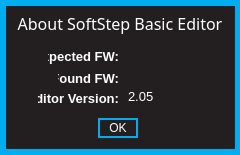
Muse-Kinetics/softstep_editor, file standalone/ezpz/forms/aboutform.ui: the form before one commit.
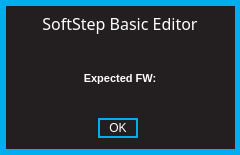
The form after the commit.

What changed in the file:
```diff
--- a/standalone/ezpz/forms/aboutform.ui
+++ b/standalone/ezpz/forms/aboutform.ui
@@ -193,48 +193,26 @@
     <widget class="QLabel" name="label">
      <property name="geometry">
       <rect>
-       <x>40</x>
+       <x>0</x>
        <y>40</y>
-       <width>71</width>
-       <height>16</height>
+       <width>224</width>
+       <height>61</height>
       </rect>
      </property>
      <property name="focusPolicy">
       <enum>Qt::NoFocus</enum>
      </property>
      <property name="styleSheet">
-      <string notr="true">font: bold 10pt;</string>
+      <string notr="true">font: bold 8pt;</string>
      </property>
      <property name="text">
       <string>Expected FW:</string>
      </property>
      <property name="alignment">
-      <set>Qt::AlignRight|Qt::AlignTrailing|Qt::AlignVCenter</set>
+      <set>Qt::AlignCenter</set>
      </property>
     </widget>
-    <widget class="QLabel" name="label_2">
-     <property name="geometry">
-      <rect>
-       <x>50</x>
-       <y>60</y>
-       <width>61</width>
-       <height>20</height>
-      </rect>
-     </property>
-     <property name="focusPolicy">
-      <enum>Qt::NoFocus</enum>
-     </property>
-     <property name="styleSheet">
-      <string notr="true">font: bold 10pt;</string>
-     </property>
-     <property name="text">
-      <string>Found FW:</string>
-     </property>
-     <property name="alignment">
-      <set>Qt::AlignRight|Qt::AlignTrailing|Qt::AlignVCenter</set>
-     </property>
-    </widget>
-    <widget class="QLabel" name="label_3">
+    <widget class="QLabel" name="aboutTitle">
      <property name="geometry">
       <rect>
        <x>0</x>
@@ -260,100 +238,12 @@
 </string>
      </property>
      <property name="text">
-      <string>About SoftStep Basic Editor</string>
+      <string>SoftStep Basic Editor</string>
      </property>
      <property name="alignment">
       <set>Qt::AlignCenter</set>
      </property>
     </widget>
-    <widget class="QLabel" name="expected">
-     <property name="geometry">
-      <rect>
-       <x>120</x>
-       <y>40</y>
-       <width>111</width>
-       <height>16</height>
-      </rect>
-     </property>
-     <property name="focusPolicy">
-      <enum>Qt::NoFocus</enum>
-     </property>
-     <property name="styleSheet">
-      <string notr="true">font: 10pt;</string>
-     </property>
-     <property name="text">
-      <string/>
-     </property>
-     <property name="alignment">
-      <set>Qt::AlignLeading|Qt::AlignLeft|Qt::AlignVCenter</set>
-     </property>
-    </widget>
-    <widget class="QLabel" name="found">
-     <property name="geometry">
-      <rect>
-       <x>120</x>
-       <y>60</y>
-       <width>111</width>
-       <height>16</height>
-      </rect>
-     </property>
-     <property name="focusPolicy">
-      <enum>Qt::NoFocus</enum>
-     </property>
-     <property name="styleSheet">
-      <string notr="true">font: 10pt;</string>
-     </property>
-     <property name="text">
-      <string/>
-     </property>
-     <property name="alignment">
-      <set>Qt::AlignLeading|Qt::AlignLeft|Qt::AlignVCenter</set>
-     </property>
-    </widget>
-    <widget class="QLabel" name="label_4">
-     <property name="geometry">
-      <rect>
-       <x>30</x>
-       <y>80</y>
-       <width>81</width>
-       <height>20</height>
-      </rect>
-     </property>
-     <property name="focusPolicy">
-      <enum>Qt::NoFocus</enum>
-     </property>
-     <property name="styleSheet">
-      <string notr="true">font: bold 10pt;</string>
-     </property>
-     <property name="text">
-      <string>Editor Version:</string>
-     </property>
-     <property name="alignment">
-      <set>Qt::AlignRight|Qt::AlignTrailing|Qt::AlignVCenter</set>
-     </property>
-    </widget>
-    <widget class="QLabel" name="editor_version">
-     <property name="geometry">
-      <rect>
-       <x>120</x>
-       <y>80</y>
-       <width>111</width>
-       <height>16</height>
-      </rect>
-     </property>
-     <property name="focusPolicy">
-      <enum>Qt::NoFocus</enum>
-     </property>
-     <property name="styleSheet">
-      <string notr="true">font: 10pt;</string>
-     </property>
-     <property name="text">
-      <string>2.05</string>
-     </property>
-     <property name="alignment">
-      <set>Qt::AlignLeading|Qt::AlignLeft|Qt::AlignVCenter</set>
-     </property>
-    </widget>
    </widget>
   </widget>
  </widget>
```
Left out of the diff: 2 changed lines with no effect on the pictures.
